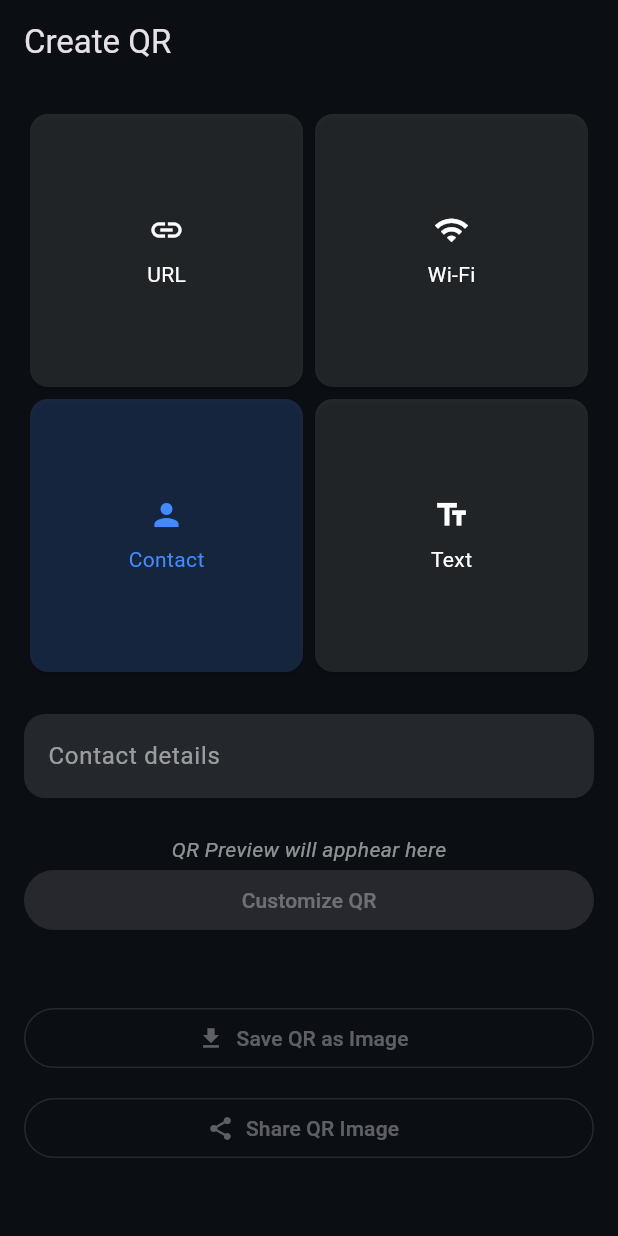
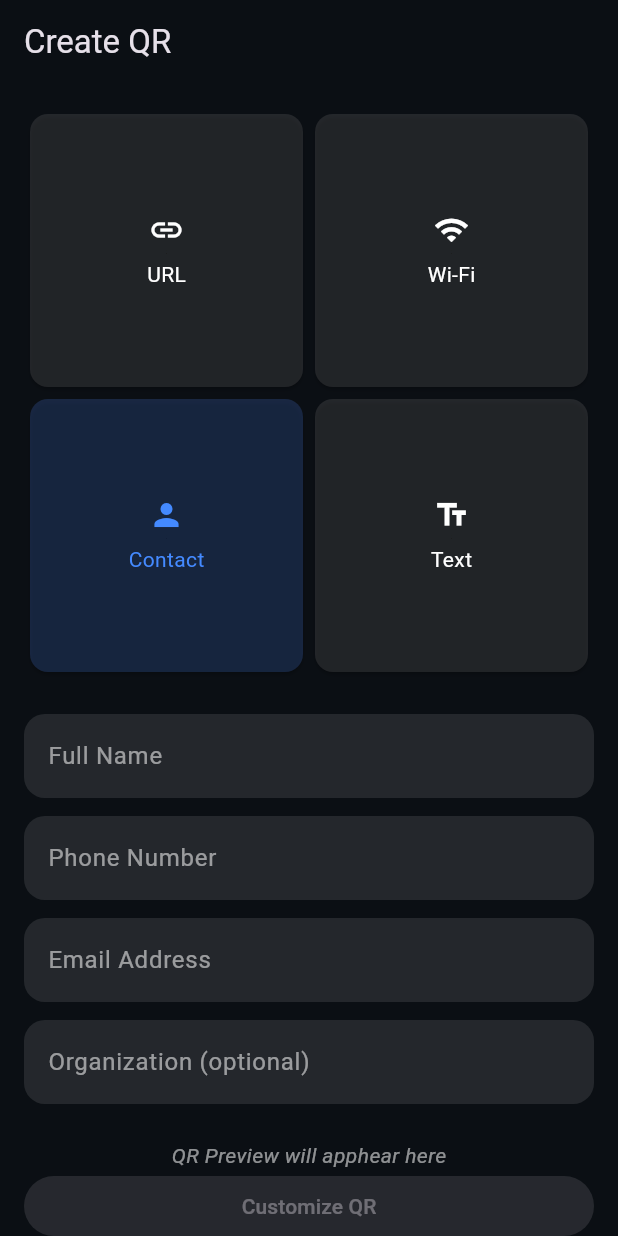
Before and after one commit to karthi-s-13/flutter_qr_scan_generator, a Flutter app: the GeneratorPage screen opened directly, after a tap on "Wi-Fi", after a tap on "Contact", on a phone screen of 412 x 824 dp. Run offline on Flutter 3.47's test engine with Material 3 defaults, Android fonts, the light colour scheme and no system bars; our stand-ins replace flutter_colorpicker, go_router, hive, hive_flutter, image_picker, qr_flutter and 1 more; missing offline and left inert: mobile_scanner; accounts and stored records are empty.

```diff
--- a/lib/features/generator/presentation/generator_page.dart
+++ b/lib/features/generator/presentation/generator_page.dart
@@ -23,7 +23,11 @@ class _GeneratorPageState extends State<GeneratorPage> {
   final TextEditingController urlCtrl = TextEditingController();
   final TextEditingController wifiNameCtrl = TextEditingController();
   final TextEditingController wifiPassCtrl = TextEditingController();
-  final TextEditingController contactCtrl = TextEditingController();
+  final TextEditingController nameCtrl = TextEditingController();
+  final TextEditingController phoneCtrl = TextEditingController();
+  final TextEditingController emailCtrl = TextEditingController();
+  final TextEditingController orgCtrl = TextEditingController();
+
   final TextEditingController textCtrl = TextEditingController();
 
   String qrData = '';
@@ -37,7 +41,6 @@ class _GeneratorPageState extends State<GeneratorPage> {
     urlCtrl.dispose();
     wifiNameCtrl.dispose();
     wifiPassCtrl.dispose();
-    contactCtrl.dispose();
     textCtrl.dispose();
     super.dispose();
   }
@@ -54,8 +57,17 @@ class _GeneratorPageState extends State<GeneratorPage> {
               "WIFI:T:WPA;S:${wifiNameCtrl.text};P:${wifiPassCtrl.text};;";
           break;
         case QRCategory.contact:
-          qrData = contactCtrl.text;
+          qrData = '''
+        BEGIN:VCARD
+        VERSION:3.0
+        FN:${nameCtrl.text}
+        TEL:${phoneCtrl.text}
+        EMAIL:${emailCtrl.text}
+        ORG:${orgCtrl.text}
+        END:VCARD
+        ''';
           break;
+
         case QRCategory.text:
           qrData = textCtrl.text;
           break;
@@ -159,7 +171,8 @@ class _GeneratorPageState extends State<GeneratorPage> {
             const SizedBox(height: 24),
 
             if (qrData.isNotEmpty)
-              Container(
+              Center(
+                child: Container(
                   padding: const EdgeInsets.all(12),
                   decoration: BoxDecoration(
                     color: bgColor,
@@ -173,12 +186,13 @@ class _GeneratorPageState extends State<GeneratorPage> {
                     embeddedImage: showLogo
                         ? const AssetImage('assets/logo.png')
                         : null,
-                  embeddedImageStyle:
-                      const QrEmbeddedImageStyle(
+                    embeddedImageStyle: const QrEmbeddedImageStyle(
                       size: Size(32, 32),
                     ),
                   ),
+                ),
               )
+
             else
               const Center(
                 child: Text(
@@ -289,7 +303,18 @@ class _GeneratorPageState extends State<GeneratorPage> {
           ],
         );
       case QRCategory.contact:
-        return _inputField(contactCtrl, "Contact details");
+        return Column(
+          children: [
+            _inputField(nameCtrl, "Full Name"),
+            const SizedBox(height: 12),
+            _inputField(phoneCtrl, "Phone Number"),
+            const SizedBox(height: 12),
+            _inputField(emailCtrl, "Email Address"),
+            const SizedBox(height: 12),
+            _inputField(orgCtrl, "Organization (optional)"),
+          ],
+        );
+
       case QRCategory.text:
         return _inputField(textCtrl, "Enter text");
     }
```
Also changed, not shown: lib/features/result/presentation/scan_result_page.dart (+28 -4 lines), 1 other file. Lines whose indentation alone changed are shown as unchanged.
